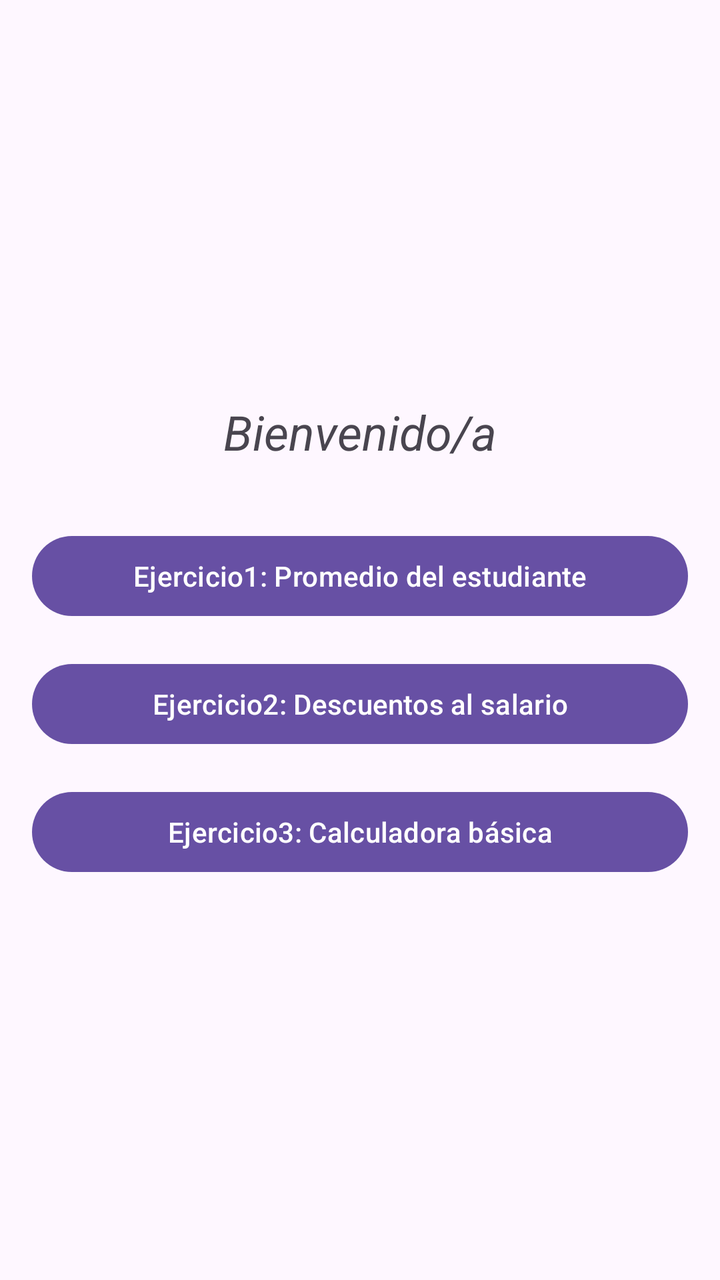
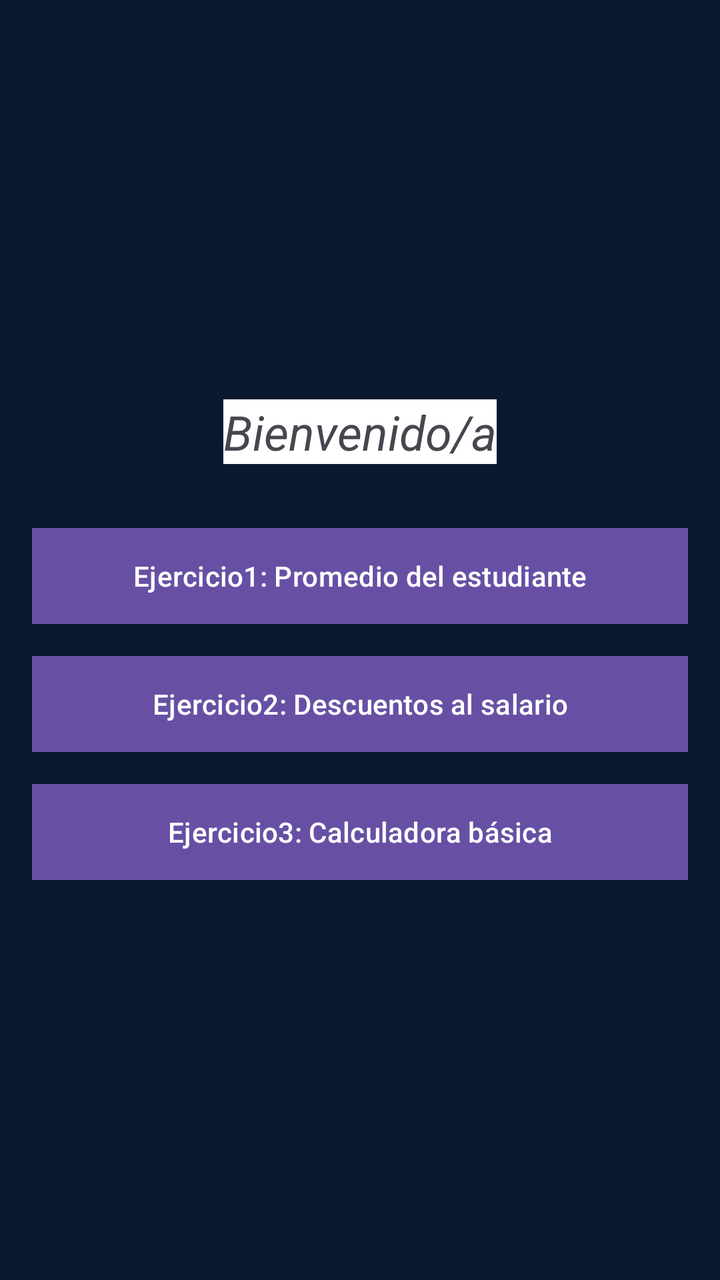

Two renders of the same Android screen: before a commit and after it. Below are the layout's source before the change and the commit's diff.
<!-- AndroidManifest.xml: application theme Theme.Desafio1_DSM -->
<!-- res/layout/activity_main.xml -->
<?xml version="1.0" encoding="utf-8"?>
<LinearLayout xmlns:android="http://schemas.android.com/apk/res/android"
    android:layout_width="match_parent"
    android:layout_height="match_parent"
    android:orientation="vertical"
    android:gravity="center"
    android:padding="@dimen/padding_global"> 

    
    <TextView
        android:id="@+id/txtBienvenido"
        android:layout_width="wrap_content"
        android:layout_height="wrap_content"
        android:text="@string/Bienvenido"
        android:textSize="24sp"
        android:textStyle="italic"
        android:layout_marginBottom="32dp" />

    
    
    <Button
        android:id="@+id/btnEjercicio1"
        android:layout_width="match_parent"
        android:layout_height="wrap_content"
        android:text="@string/Ejercicio1"
        android:layout_marginBottom="16dp" />
    
    
    <Button
        android:id="@+id/btnEjercicio2"
        android:layout_width="match_parent"
        android:layout_height="wrap_content"
        android:text="@string/Ejercicio2"
        android:layout_marginBottom="16dp" />

    
    <Button
        android:id="@+id/btnEjercicio3"
        android:layout_width="match_parent"
        android:layout_height="wrap_content"
        android:text="@string/Ejercicio3" />

</LinearLayout>
<!-- resources referenced by this layout -->
<resources>
  <dimen name="padding_global">16dp</dimen>
  <string name="Bienvenido">Bienvenido/a</string>
  <string name="Ejercicio1">Ejercicio1: Promedio del estudiante</string>
  <string name="Ejercicio2">Ejercicio2: Descuentos al salario</string>
  <string name="Ejercicio3">Ejercicio3: Calculadora básica</string>
  <style name="Theme.Desafio1_DSM" parent="Base.Theme.Desafio1_DSM" />
  <style name="Base.Theme.Desafio1_DSM" parent="Theme.Material3.DayNight.NoActionBar">
          
          
      </style>
</resources>

<!-- the commit's change to res/layout/activity_main.xml (unified diff, before → after) -->
@@ -4,6 +4,7 @@
     android:layout_height="match_parent"
     android:orientation="vertical"
     android:gravity="center"
+    android:background="@color/colorBackground"
     android:padding="@dimen/padding_global"> 
 
     
@@ -14,6 +15,7 @@
         android:text="@string/Bienvenido"
         android:textSize="24sp"
         android:textStyle="italic"
+        android:background="@color/colorTextTitle"
         android:layout_marginBottom="32dp" />
 
     
@@ -23,6 +25,7 @@
         android:layout_width="match_parent"
         android:layout_height="wrap_content"
         android:text="@string/Ejercicio1"
+        android:background="#0D6F32"
         android:layout_marginBottom="16dp" />
     
     
@@ -31,6 +34,7 @@
         android:layout_width="match_parent"
         android:layout_height="wrap_content"
         android:text="@string/Ejercicio2"
+        android:background="#681EA6"
         android:layout_marginBottom="16dp" />
 
     
@@ -38,6 +42,7 @@
         android:id="@+id/btnEjercicio3"
         android:layout_width="match_parent"
         android:layout_height="wrap_content"
+        android:background="#0D6F32"
         android:text="@string/Ejercicio3" />
 
 </LinearLayout>
<!-- resource entries referenced after the edit -->
@@ -1,5 +1,7 @@
 <!-- resources referenced by this layout -->
 <resources>
+  <color name="colorBackground">#0A192F</color>
+  <color name="colorTextTitle">#FFFFFF</color>
   <dimen name="padding_global">16dp</dimen>
   <string name="Bienvenido">Bienvenido/a</string>
   <string name="Ejercicio1">Ejercicio1: Promedio del estudiante</string>
